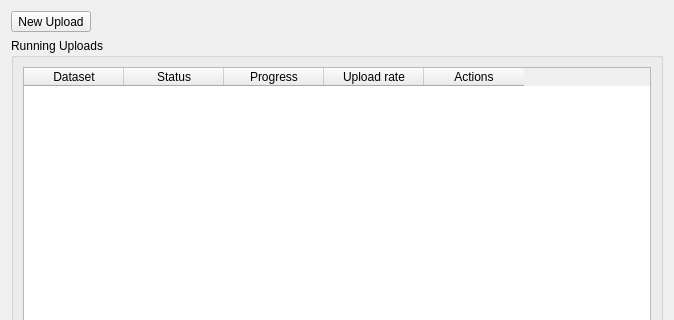
The window that dcor_manager/gui/upload/widget_upload.ui (DCOR-dev/DCOR-Aid) describes before a commit, drawn with Qt 5; both pictures show x 0 to 674 and y 0 to 320 of the 674 by 492 pixel window.
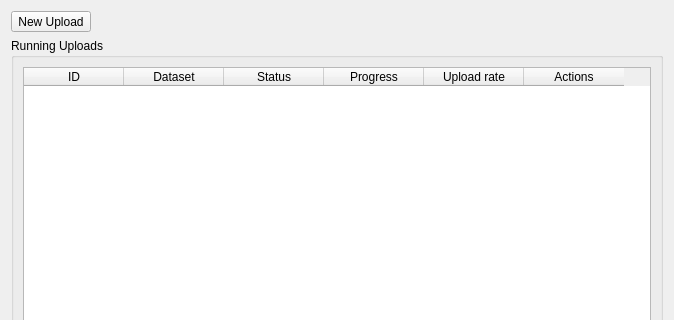
The same window after the commit. Custom widgets are drawn as their Qt base class.

Commit message: implement upload progress tracking in UI

What changed in the file:
```diff
--- a/dcor_manager/gui/upload/widget_upload.ui
+++ b/dcor_manager/gui/upload/widget_upload.ui
@@ -52,6 +52,11 @@
      <layout class="QVBoxLayout" name="verticalLayout_7">
       <item>
        <widget class="UploadTableWidget" name="widget_jobs">
+        <column>
+         <property name="text">
+          <string>ID</string>
+         </property>
+        </column>
         <column>
          <property name="text">
           <string>Dataset</string>
```
The commit also changes 3 other files.
